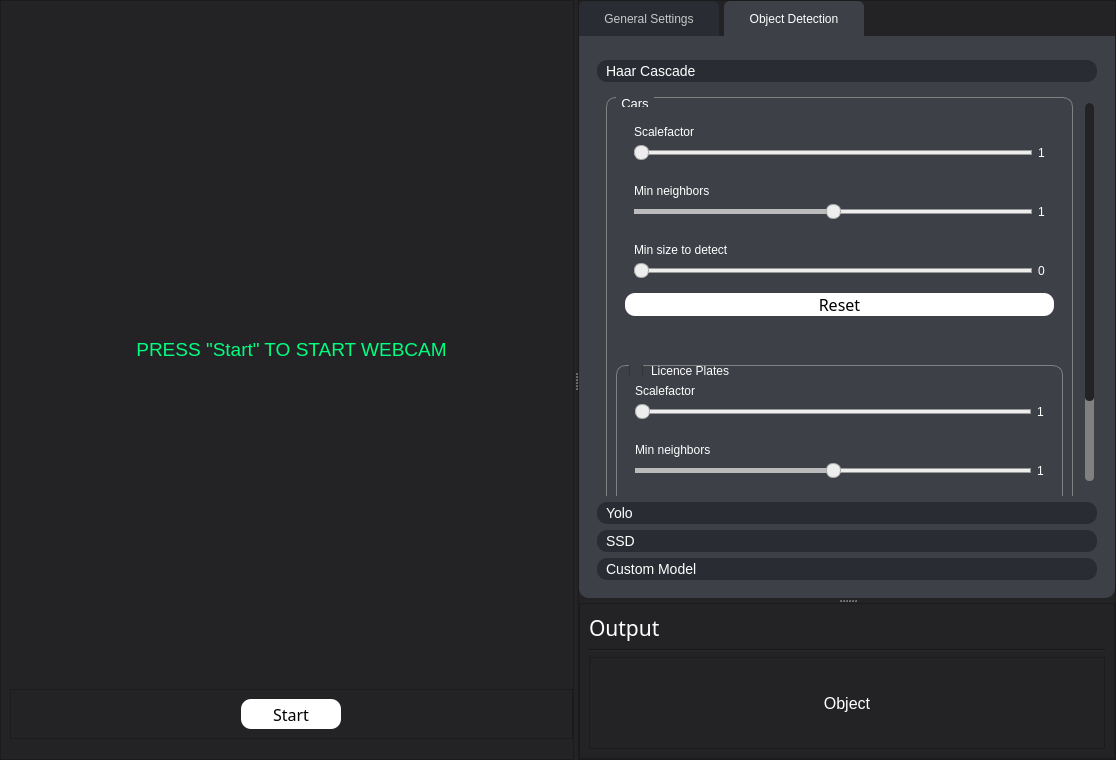
This is GUI/ui_mainPage.ui in Tobias-Mauritzon/DAT067 as Qt 5 draws it before an edit. The edited form follows.
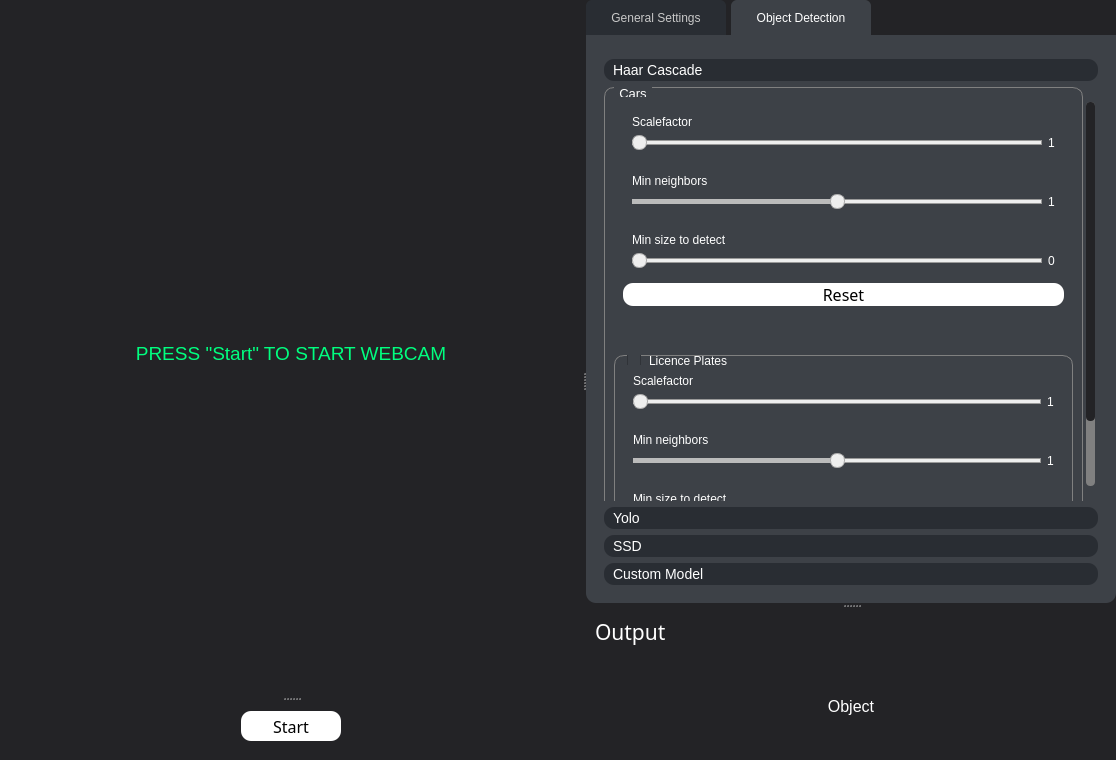
This is the edited form. The open tabs and pages were chosen to show the change.

```diff
--- a/GUI/ui_mainPage.ui
+++ b/GUI/ui_mainPage.ui
@@ -20,77 +20,10 @@
 	color:white;
 }
 
-QGroupBox {
-    border: 1px solid gray;
-	border-radius:10;
-    margin-top: 0.5em;
-}
-
-QGroupBox::title {
-	color: white;
-	subcontrol-origin: margin;
-    left: 10px;
-    padding: -3 3px 0 3px;
-}
-
 QScrollArea{
 	border: 0;
 }
 
-
-QSlider::groove:horizontal {
-	background: white;
-	height: 5px;
-}
-
-QSlider::sub-page:horizontal {
-background: qlineargradient(x1: 0, y1: 0, x2: 1, y2: 1, stop: 0 #49BF88, stop: 1 #7289DA);
-border: 0px solid #777;
-height: 10px;
-border-radius: 7px;
-}
-
-QSlider::add-page:horizontal {
-background: #fff;
-border: 1px solid #777;
-height: 10px;
-border-radius: 7px;
-}
-
-QSlider::handle:horizontal {
-background: qlineargradient(x1:0, y1:0, x2:1, y2:1,
-    stop:0 #eee, stop:1 #ccc);
-border: 1px solid #777;
-width: 13px;
-margin-top: -5px;
-margin-bottom: -5px;
-border-radius: 7px;
-}
-
-QSlider::handle:horizontal:hover {
-background: qlineargradient(x1:0, y1:0, x2:1, y2:1,
-    stop:0 #fff, stop:1 #ddd);
-border: 1px solid #444;
-border-radius: 7px;
-}
-
-QSlider::sub-page:horizontal:disabled {
-background: #bbb;
-border-color: #999;
-}
-
-QSlider::add-page:horizontal:disabled {
-background: #eee;
-border-color: #999;
-}
-
-QSlider::handle:horizontal:disabled {
-background: #eee;
-border: 1px solid #aaa;
-border-radius: 7px;
-}
-
-
 /*Buttons*/
 
 QPushButton{
@@ -139,29 +72,21 @@
         <height>16777215</height>
        </size>
       </property>
+      <property name="styleSheet">
+       <string notr="true">border: none;</string>
+      </property>
       <property name="frameShape">
        <enum>QFrame::StyledPanel</enum>
       </property>
       <property name="frameShadow">
        <enum>QFrame::Raised</enum>
       </property>
-      <layout class="QVBoxLayout" name="verticalLayout">
-       <property name="spacing">
-        <number>0</number>
-       </property>
-       <property name="leftMargin">
-        <number>9</number>
-       </property>
-       <property name="topMargin">
-        <number>9</number>
-       </property>
-       <property name="rightMargin">
-        <number>0</number>
-       </property>
-       <property name="bottomMargin">
-        <number>20</number>
-       </property>
+      <layout class="QVBoxLayout" name="verticalLayout_15">
        <item>
+        <widget class="QSplitter" name="splitter">
+         <property name="orientation">
+          <enum>Qt::Vertical</enum>
+         </property>
         <widget class="QLabel" name="image_label">
          <property name="enabled">
           <bool>true</bool>
@@ -206,8 +131,6 @@
           <number>0</number>
          </property>
         </widget>
-       </item>
-       <item>
         <widget class="QFrame" name="frame_8">
          <property name="sizePolicy">
           <sizepolicy hsizetype="Preferred" vsizetype="Preferred">
@@ -227,7 +150,7 @@
          <property name="frameShadow">
           <enum>QFrame::Raised</enum>
          </property>
-         <layout class="QVBoxLayout" name="verticalLayout_15">
+          <layout class="QVBoxLayout" name="verticalLayout">
           <item alignment="Qt::AlignHCenter">
            <widget class="QPushButton" name="Button_startCam">
             <property name="sizePolicy">
@@ -263,6 +186,7 @@
           </item>
          </layout>
         </widget>
+        </widget>
        </item>
       </layout>
      </widget>
@@ -289,7 +213,7 @@
        </size>
       </property>
       <property name="styleSheet">
-       <string notr="true"/>
+       <string notr="true">border: none;</string>
       </property>
       <property name="frameShape">
        <enum>QFrame::StyledPanel</enum>
@@ -380,13 +304,6 @@
 	color: rgb(200, 200, 200);
 }
 
-QToolBox::tab{
-	background-color: rgb(41,45,51);
-	border-radius:10px;
-	padding-left:5;
-	font-size: 14px;
-	
-}
 
 </string>
           </property>
@@ -469,7 +386,120 @@
                  <property name="styleSheet">
                   <string notr="true">*{
 	background-color: rgb(61, 65, 71);
+	color: white;
 }
+
+/* VERTICAL SCROLLBAR */
+QScrollBar:vertical
+ {
+     background-color: gray;
+     width: 15px;
+     margin: 15px 3px 15px 3px;
+     border: 1px transparent #2A2929;
+     border-radius: 4px;
+ }
+
+/*  HANDLE BAR VERTICAL */
+ QScrollBar::handle:vertical
+ {
+     background-color: rgb(35, 35, 38);         /* Handle color */
+     min-height: 5px;
+     border-radius: 4px;
+ }
+
+QScrollBar::handle:vertical:hover{	
+	background-color: #0D0D0D;
+}
+QScrollBar::handle:vertical:pressed {	
+	background-color: #0D0D0D;
+}
+
+ QScrollBar::up-arrow:vertical, QScrollBar::down-arrow:vertical
+ {
+     background: none;
+ }
+
+
+ QScrollBar::add-page:vertical, QScrollBar::sub-page:vertical
+ {
+     background: none;
+ }
+
+/* Disable top and bottom arrows*/
+QScrollBar::add-line:vertical {
+      border: none;
+      background: none;
+}
+
+QScrollBar::sub-line:vertical {
+      border: none;
+      background: none;
+}
+QSlider::groove:horizontal {
+	background: white;
+	height: 5px;
+}
+
+QSlider::sub-page:horizontal {
+background: qlineargradient(x1: 0, y1: 0, x2: 1, y2: 1, stop: 0 #49BF88, stop: 1 #7289DA);
+border: 0px solid #777;
+height: 10px;
+border-radius: 7px;
+}
+
+QSlider::add-page:horizontal {
+background: #fff;
+border: 1px solid #777;
+height: 10px;
+border-radius: 7px;
+}
+
+QSlider::handle:horizontal {
+background: qlineargradient(x1:0, y1:0, x2:1, y2:1,
+    stop:0 #eee, stop:1 #ccc);
+border: 1px solid #777;
+width: 13px;
+margin-top: -5px;
+margin-bottom: -5px;
+border-radius: 7px;
+}
+
+QSlider::handle:horizontal:hover {
+background: qlineargradient(x1:0, y1:0, x2:1, y2:1,
+    stop:0 #fff, stop:1 #ddd);
+border: 1px solid #444;
+border-radius: 7px;
+}
+
+QSlider::sub-page:horizontal:disabled {
+background: #bbb;
+border-color: #999;
+}
+
+QSlider::add-page:horizontal:disabled {
+background: #eee;
+border-color: #999;
+}
+
+QSlider::handle:horizontal:disabled {
+background: #eee;
+border: 1px solid #aaa;
+border-radius: 7px;
+}
+
+QGroupBox {
+    border: 1px solid gray;
+	border-radius:10;
+    margin-top: 0.5em;
+}
+
+QGroupBox::title {
+	color: white;
+	subcontrol-origin: margin;
+    left: 10px;
+    padding: -3 3px 0 3px;
+}
+
 QFrame{
 	border-top-left-radius:0;
 	border-top-right-radius:0;
@@ -510,53 +540,7 @@
                      <bool>false</bool>
                     </property>
                     <property name="styleSheet">
-                     <string notr="true">
-/* VERTICAL SCROLLBAR */
-QScrollBar:vertical
- {
-     background-color: gray;
-     width: 15px;
-     margin: 15px 3px 15px 3px;
-     border: 1px transparent #2A2929;
-     border-radius: 4px;
- }
-
-/*  HANDLE BAR VERTICAL */
- QScrollBar::handle:vertical
- {
-     background-color: rgb(35, 35, 38);         /* Handle color */
-     min-height: 5px;
-     border-radius: 4px;
- }
-
-QScrollBar::handle:vertical:hover{	
-	background-color: #0D0D0D;
-}
-QScrollBar::handle:vertical:pressed {	
-	background-color: #0D0D0D;
-}
-
- QScrollBar::up-arrow:vertical, QScrollBar::down-arrow:vertical
- {
-     background: none;
- }
-
-
- QScrollBar::add-page:vertical, QScrollBar::sub-page:vertical
- {
-     background: none;
- }
-
-/* Disable top and bottom arrows*/
-QScrollBar::add-line:vertical {
-      border: none;
-      background: none;
-}
-
-QScrollBar::sub-line:vertical {
-      border: none;
-      background: none;
-}</string>
+                     <string notr="true"/>
                     </property>
                     <property name="verticalScrollBarPolicy">
                      <enum>Qt::ScrollBarAsNeeded</enum>
@@ -574,9 +558,9 @@
                      <property name="geometry">
                       <rect>
                        <x>0</x>
-                       <y>0</y>
-                       <width>530</width>
-                       <height>613</height>
+                       <y>-61</y>
+                       <width>532</width>
+                       <height>609</height>
                       </rect>
                      </property>
                      <property name="sizePolicy">
@@ -1155,12 +1139,59 @@
                  <property name="styleSheet">
                   <string notr="true">*{
 	background-color: rgb(61, 65, 71);
+	color: white;
 }
 QFrame{
 	border-top-left-radius:0;
 	border-top-right-radius:0;
 }
-</string>
+
+/* VERTICAL SCROLLBAR */
+QScrollBar:vertical
+ {
+     background-color: gray;
+     width: 15px;
+     margin: 15px 3px 15px 3px;
+     border: 1px transparent #2A2929;
+     border-radius: 4px;
+ }
+
+/*  HANDLE BAR VERTICAL */
+ QScrollBar::handle:vertical
+ {
+     background-color: rgb(35, 35, 38);         /* Handle color */
+     min-height: 5px;
+     border-radius: 4px;
+ }
+
+QScrollBar::handle:vertical:hover{	
+	background-color: #0D0D0D;
+}
+QScrollBar::handle:vertical:pressed {	
+	background-color: #0D0D0D;
+}
+
+ QScrollBar::up-arrow:vertical, QScrollBar::down-arrow:vertical
+ {
+     background: none;
+ }
+
+
+ QScrollBar::add-page:vertical, QScrollBar::sub-page:vertical
+ {
+     background: none;
+ }
+
+/* Disable top and bottom arrows*/
+QScrollBar::add-line:vertical {
+      border: none;
+      background: none;
+}
+
+QScrollBar::sub-line:vertical {
+      border: none;
+      background: none;
+}</string>
                  </property>
                  <property name="frameShape">
                   <enum>QFrame::StyledPanel</enum>
@@ -1196,53 +1227,7 @@
                      <bool>false</bool>
                     </property>
                     <property name="styleSheet">
-                     <string notr="true">
-/* VERTICAL SCROLLBAR */
-QScrollBar:vertical
- {
-     background-color: gray;
-     width: 15px;
-     margin: 15px 3px 15px 3px;
-     border: 1px transparent #2A2929;
-     border-radius: 4px;
- }
-
-/*  HANDLE BAR VERTICAL */
- QScrollBar::handle:vertical
- {
-     background-color: rgb(35, 35, 38);         /* Handle color */
-     min-height: 5px;
-     border-radius: 4px;
- }
-
-QScrollBar::handle:vertical:hover{	
-	background-color: #0D0D0D;
-}
-QScrollBar::handle:vertical:pressed {	
-	background-color: #0D0D0D;
-}
-
- QScrollBar::up-arrow:vertical, QScrollBar::down-arrow:vertical
- {
-     background: none;
- }
-
-
- QScrollBar::add-page:vertical, QScrollBar::sub-page:vertical
- {
-     background: none;
- }
-
-/* Disable top and bottom arrows*/
-QScrollBar::add-line:vertical {
-      border: none;
-      background: none;
-}
-
-QScrollBar::sub-line:vertical {
-      border: none;
-      background: none;
-}</string>
+                     <string notr="true"/>
                     </property>
                     <property name="verticalScrollBarPolicy">
                      <enum>Qt::ScrollBarAsNeeded</enum>
@@ -1261,8 +1246,8 @@
                       <rect>
                        <x>0</x>
                        <y>0</y>
-                       <width>545</width>
-                       <height>546</height>
+                       <width>547</width>
+                       <height>548</height>
                       </rect>
                      </property>
                      <property name="sizePolicy">
@@ -1320,7 +1305,133 @@
                       <item>
                        <widget class="QToolBox" name="toolBox">
                         <property name="styleSheet">
-                         <string notr="true"/>
+                         <string notr="true">QToolBox::tab{
+	background-color: rgb(41,45,51);
+	border-radius:10px;
+	padding-left:5;
+	font-size: 14px;
+}
+
+*{
+	background-color: rgb(61, 65, 71);
+	color: white;
+}
+
+/* VERTICAL SCROLLBAR */
+QScrollBar:vertical
+ {
+     background-color: gray;
+     width: 15px;
+     margin: 15px 3px 15px 3px;
+     border: 1px transparent #2A2929;
+     border-radius: 4px;
+ }
+
+/*  HANDLE BAR VERTICAL */
+ QScrollBar::handle:vertical
+ {
+     background-color: rgb(35, 35, 38);         /* Handle color */
+     min-height: 5px;
+     border-radius: 4px;
+ }
+
+QScrollBar::handle:vertical:hover{	
+	background-color: #0D0D0D;
+}
+QScrollBar::handle:vertical:pressed {	
+	background-color: #0D0D0D;
+}
+
+ QScrollBar::up-arrow:vertical, QScrollBar::down-arrow:vertical
+ {
+     background: none;
+ }
+
+
+ QScrollBar::add-page:vertical, QScrollBar::sub-page:vertical
+ {
+     background: none;
+ }
+
+/* Disable top and bottom arrows*/
+QScrollBar::add-line:vertical {
+      border: none;
+      background: none;
+}
+
+QScrollBar::sub-line:vertical {
+      border: none;
+      background: none;
+}
+QSlider::groove:horizontal {
+	background: white;
+	height: 5px;
+}
+
+QSlider::sub-page:horizontal {
+background: qlineargradient(x1: 0, y1: 0, x2: 1, y2: 1, stop: 0 #49BF88, stop: 1 #7289DA);
+border: 0px solid #777;
+height: 10px;
+border-radius: 7px;
+}
+
+QSlider::add-page:horizontal {
+background: #fff;
+border: 1px solid #777;
+height: 10px;
+border-radius: 7px;
+}
+
+QSlider::handle:horizontal {
+background: qlineargradient(x1:0, y1:0, x2:1, y2:1,
+    stop:0 #eee, stop:1 #ccc);
+border: 1px solid #777;
+width: 13px;
+margin-top: -5px;
+margin-bottom: -5px;
+border-radius: 7px;
+}
+
+QSlider::handle:horizontal:hover {
+background: qlineargradient(x1:0, y1:0, x2:1, y2:1,
+    stop:0 #fff, stop:1 #ddd);
+border: 1px solid #444;
+border-radius: 7px;
+}
+
+QSlider::sub-page:horizontal:disabled {
+background: #bbb;
+border-color: #999;
+}
+
+QSlider::add-page:horizontal:disabled {
+background: #eee;
+border-color: #999;
+}
+
+QSlider::handle:horizontal:disabled {
+background: #eee;
+border: 1px solid #aaa;
+border-radius: 7px;
+}
+
+QGroupBox {
+    border: 1px solid gray;
+	border-radius:10;
+    margin-top: 0.5em;
+}
+
+QGroupBox::title {
+	color: white;
+	subcontrol-origin: margin;
+    left: 10px;
+    padding: -3 3px 0 3px;
+}
+
+QFrame{
+	border-top-left-radius:0;
+	border-top-right-radius:0;
+}</string>
                         </property>
                         <property name="currentIndex">
                          <number>0</number>
@@ -1329,15 +1440,30 @@
                          <property name="geometry">
                           <rect>
                            <x>0</x>
-                           <y>-103</y>
-                           <width>512</width>
-                           <height>569</height>
+                           <y>0</y>
+                           <width>514</width>
+                           <height>562</height>
                           </rect>
                          </property>
                          <attribute name="label">
                           <string>Haar Cascade</string>
                          </attribute>
                          <layout class="QVBoxLayout" name="verticalLayout_21">
+                          <property name="spacing">
+                           <number>10</number>
+                          </property>
+                          <property name="leftMargin">
+                           <number>0</number>
+                          </property>
+                          <property name="topMargin">
+                           <number>0</number>
+                          </property>
+                          <property name="rightMargin">
+                           <number>0</number>
+                          </property>
+                          <property name="bottomMargin">
+                           <number>0</number>
+                          </property>
                           <item alignment="Qt::AlignTop">
                            <widget class="QGroupBox" name="groupBox_HC_Cars">
                             <property name="enabled">
@@ -1358,6 +1484,9 @@
                              <property name="spacing">
                               <number>40</number>
                              </property>
+                             <property name="bottomMargin">
+                              <number>9</number>
+                             </property>
                              <item>
                               <widget class="QFrame" name="frame_5">
                                <property name="minimumSize">
@@ -1373,6 +1502,9 @@
                                 <enum>QFrame::Raised</enum>
                                </property>
                                <layout class="QVBoxLayout" name="verticalLayout_22">
+                                <property name="spacing">
+                                 <number>6</number>
+                                </property>
                                 <item>
                                  <widget class="QFrame" name="frame_14">
                                   <property name="layoutDirection">
@@ -1831,8 +1963,8 @@
                           <rect>
                            <x>0</x>
                            <y>0</y>
-                           <width>527</width>
-                           <height>402</height>
+                           <width>529</width>
+                           <height>404</height>
                           </rect>
                          </property>
                          <attribute name="label">
```
Lines whose indentation alone changed are shown as unchanged.
